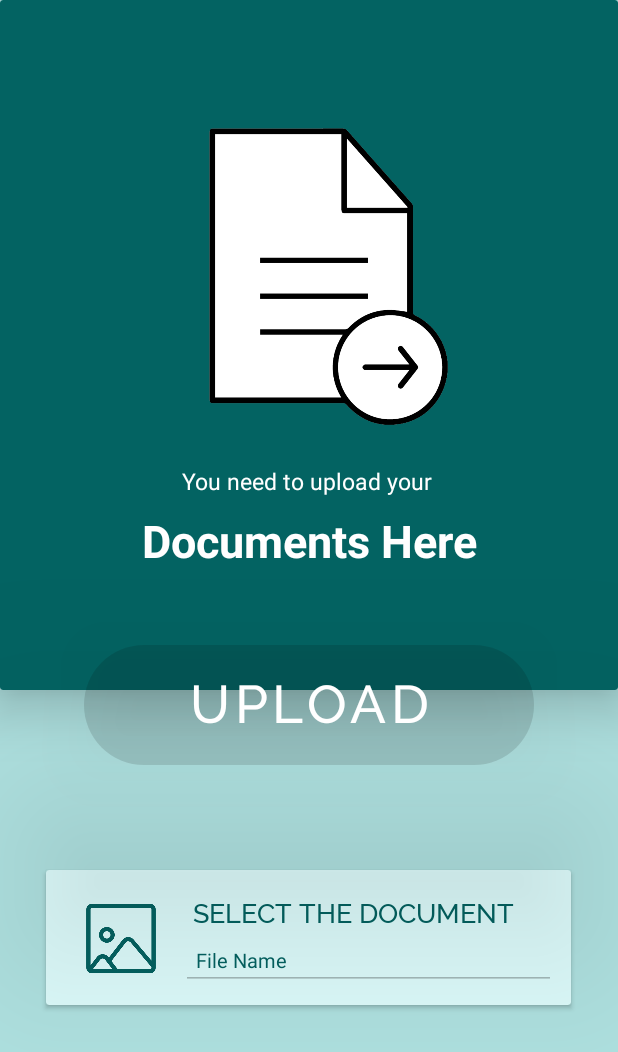
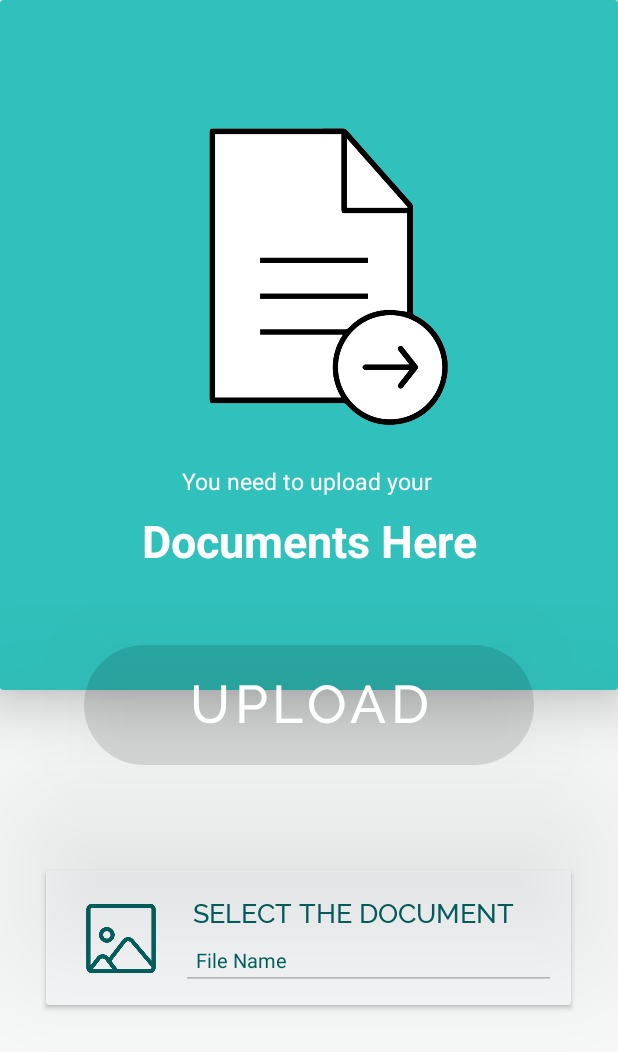
Before and after one commit to hsevlia/Demo, an Android app: the screen it shows after launch (MainActivity), on a phone screen of 412 x 824 dp. Shown: the top 1052 px of the screen. Run offline under Robolectric (Android 15) with nearby library versions, the phone set to English and light mode, and no system bars; our stand-ins replace Firebase (no records; nobody signed in at launch, a user with empty details on screens opened directly).

Commit message:
whole project

```diff
--- a/app/src/main/res/layout/activity_main.xml
+++ b/app/src/main/res/layout/activity_main.xml
@@ -5,7 +5,7 @@
     android:layout_width="match_parent"
     android:layout_height="match_parent"
     tools:context=".MainActivity"
-    android:background="#B1E4E3">
+    android:background="#FDFFFF">
 
 
     <androidx.cardview.widget.CardView
@@ -14,7 +14,7 @@
         android:layout_below="@+id/upload1"
         android:layout_centerHorizontal="true"
         android:id="@+id/select"
-        android:backgroundTint="#E0FFFF"
+        android:backgroundTint="#FDFEFF"
         android:layout_marginTop="70dp">
 
 
@@ -69,7 +69,7 @@
     <androidx.cardview.widget.CardView
         android:layout_width="match_parent"
         android:layout_height="460dp"
-        android:backgroundTint="#036362"
+        android:backgroundTint="#31C1BC"
         app:cardElevation="20dp">
 
 
--- a/app/src/main/res/values/colors.xml
+++ b/app/src/main/res/values/colors.xml
@@ -1,6 +1,6 @@
 <?xml version="1.0" encoding="utf-8"?>
 <resources>
-    <color name="purple_200">#3EB9DF</color>
+    <color name="purple_200">#DF763E</color>
     <color name="purple_500">#FF6200EE</color>
     <color name="purple_700">#FF3700B3</color>
     <color name="teal_200">#FF03DAC5</color>
--- a/app/src/main/res/values/themes.xml
+++ b/app/src/main/res/values/themes.xml
@@ -2,7 +2,7 @@
     <!-- Base application theme. -->
     <style name="Theme.MyApplication" parent="Theme.MaterialComponents.DayNight.NoActionBar">
         <!-- Primary brand color. -->
-        <item name="colorPrimary">#3EB9DF</item>
+        <item name="colorPrimary">#FFC107</item>
         <item name="colorPrimaryVariant">@color/purple_700</item>
         <item name="colorOnPrimary">@color/white</item>
         <!-- Secondary brand color. -->
```
